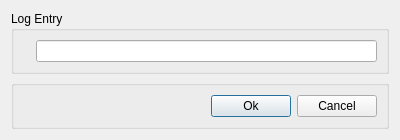
Old version of the form tinyos-2.x/trunk/support/cpp/TestShimmer/src/LogDialog.ui in the repository baharev/szte-wsn-code.
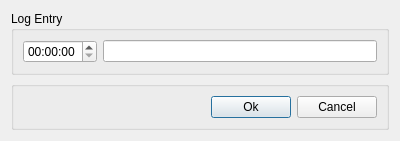
New version of the form.

```diff
--- a/tinyos-2.x/trunk/support/cpp/TestShimmer/src/LogDialog.ui
+++ b/tinyos-2.x/trunk/support/cpp/TestShimmer/src/LogDialog.ui
@@ -21,11 +21,7 @@
      </property>
      <layout class="QHBoxLayout" name="horizontalLayout_2">
       <item>
-       <widget class="QLabel" name="dateTimeLabel">
-        <property name="text">
-         <string/>
-        </property>
-       </widget>
+       <widget class="QTimeEdit" name="timeEdit"/>
       </item>
       <item>
        <widget class="QLineEdit" name="lineEdit"/>
```
